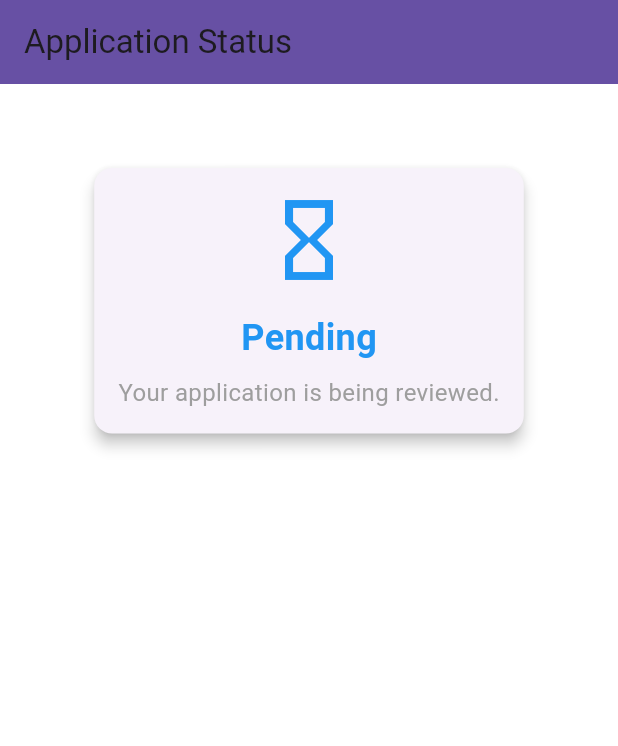
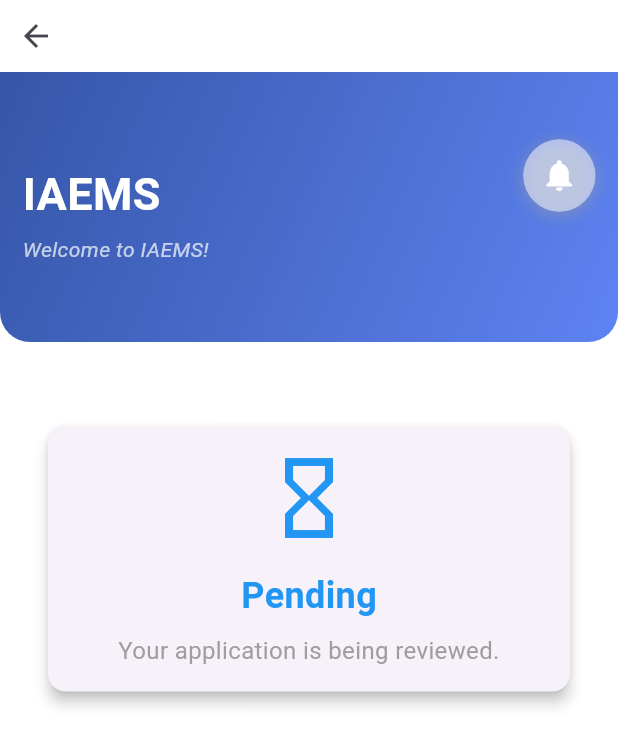
Before and after one commit to Yousef-Eldosoky/flutter-university, a Flutter app: the ApplicationStatusPage screen opened directly, on a phone screen of 412 x 824 dp. Shown: the top 746 px of the screen. Run offline on Flutter 3.47's test engine with Material 3 defaults, Android fonts, the phone set to English and light mode, and no system bars; our stand-ins replace flutter_secure_storage; accounts and stored records are empty.

Commit message:
application

```diff
--- a/lib/pages/Homepage.dart
+++ b/lib/pages/Homepage.dart
@@ -1,13 +1,13 @@
 import 'package:flutter/material.dart';
 import 'package:university/pages/courses.dart';
 import 'package:university/pages/majors.dart';
-
 import 'guidelines_page.dart';
+import 'applicationstatus.dart';
 
 class Homepage extends StatelessWidget {
   final List<Map<String, dynamic>> gridItems = [
     {"title": "Courses", "image": "images/cor.jpg", "page": majors()},
-    {"title": "My Application", "image": "images/app.jpg", "page": null},
+    {"title": "My Application", "image": "images/app.jpg", "page": ApplicationStatusPage()},
     {"title": "Apply Now", "image": "images/apply.jpg", "page": null},
     {"title": "Majors", "image": "images/mj.jpg", "page": courses()},
   ];
@@ -191,6 +191,10 @@ class Homepage extends StatelessWidget {
   }
 }
 
+class ApplicationStatus {
+  const ApplicationStatus();
+}
+
 PageRouteBuilder _createPageRoute(Widget page) {
   return PageRouteBuilder(
     pageBuilder: (context, animation, secondaryAnimation) => page,
--- a/lib/pages/application-status.dart
+++ b/lib/pages/applicationstatus.dart
@@ -1,25 +1,33 @@
 import 'package:flutter/material.dart';
 
-void main() {
-  runApp(const MyApp());
-}
+import 'Homepage.dart';
 
-class MyApp extends StatelessWidget {
-  const MyApp({super.key});
-
+class ApplicationStatusPage extends StatelessWidget {
   @override
   Widget build(BuildContext context) {
-    return MaterialApp(
-      theme: ThemeData(
-        primaryColor: const Color(0xFF3f51b5),
-        colorScheme: ColorScheme.fromSeed(seedColor: const Color(0xFF3f51b5)),
+    return Scaffold(
+      body: ListView(
+        children: [
+          Align(
+            alignment: Alignment.topLeft,
+            child: IconButton(
+              icon: const Icon(Icons.arrow_back),
+              onPressed: () {
+                Navigator.of(context).pop();
+              },
+            ),
+          ),
+          AppBarWidget(),
+          const SizedBox(height: 40),
+          Padding(
+            padding: const EdgeInsets.symmetric(horizontal: 16),
+            child: buildStatusCard('pending'),
+          ),
+        ],
       ),
-      home: const ApplicationStatusPage(),
     );
   }
-}
 
-class ApplicationStatusPage extends StatelessWidget {
   const ApplicationStatusPage({super.key});
 
   final String currentStatus = 'pending';
@@ -92,9 +100,7 @@ class ApplicationStatusPage extends StatelessWidget {
       ),
     );
   }
-
-  @override
-  Widget build(BuildContext context) {
+  Widget buildScaffold(BuildContext context) {
     return Scaffold(
       appBar: AppBar(
         title: const Text('Application Status'),
```
